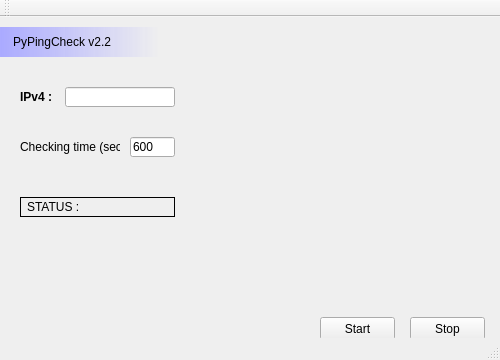
Qt form mainwindow.ui (qaoru/PingCheck) before a commit.
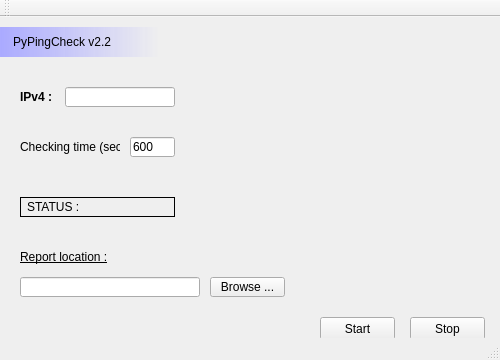
The same form after that commit.

The edit to the form file:
```diff
--- a/mainwindow.ui
+++ b/mainwindow.ui
@@ -157,6 +157,45 @@
      <string/>
     </property>
    </widget>
+   <widget class="QLabel" name="label_file">
+    <property name="geometry">
+     <rect>
+      <x>20</x>
+      <y>230</y>
+      <width>91</width>
+      <height>20</height>
+     </rect>
+    </property>
+    <property name="styleSheet">
+     <string notr="true">text-decoration: underline;</string>
+    </property>
+    <property name="text">
+     <string>Report location :</string>
+    </property>
+   </widget>
+   <widget class="QLineEdit" name="input_file">
+    <property name="geometry">
+     <rect>
+      <x>20</x>
+      <y>260</y>
+      <width>180</width>
+      <height>20</height>
+     </rect>
+    </property>
+   </widget>
+   <widget class="QPushButton" name="button_file">
+    <property name="geometry">
+     <rect>
+      <x>210</x>
+      <y>260</y>
+      <width>75</width>
+      <height>20</height>
+     </rect>
+    </property>
+    <property name="text">
+     <string>Browse ...</string>
+    </property>
+   </widget>
   </widget>
   <widget class="QToolBar" name="mainToolBar">
    <attribute name="toolBarArea">
```
